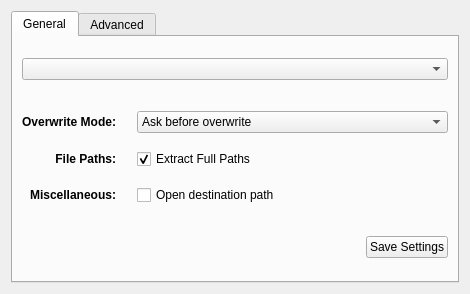
Qt form ng/app/extractiondialog.ui (f0x/aku) before a commit.
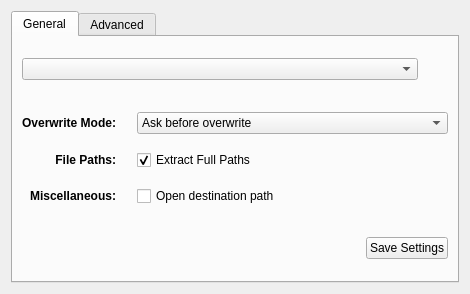
The same form after that commit. Custom widgets are drawn as their Qt base class.

```diff
--- a/ng/app/extractiondialog.ui
+++ b/ng/app/extractiondialog.ui
@@ -44,6 +44,8 @@
          <item>
           <layout class="QVBoxLayout" name="generalVerticalLayout">
            <item>
+            <layout class="QHBoxLayout" name="horizontalLayout_2">
+             <item>
             <widget class="KHistoryComboBox" name="comboHistoryBox">
              <property name="sizePolicy">
               <sizepolicy hsizetype="Expanding" vsizetype="Fixed">
@@ -55,6 +57,21 @@
               <string>Destination path (will be created if does not exist)</string>
              </property>
             </widget>
+             </item>
+             <item>
+              <widget class="QToolButton" name="clearButton">
+               <property name="toolTip">
+                <string>Clear the history</string>
+               </property>
+               <property name="text">
+                <string/>
+               </property>
+               <property name="autoRaise">
+                <bool>true</bool>
+               </property>
+              </widget>
+             </item>
+            </layout>
            </item>
            <item>
             <spacer name="verticalSpacer">
```
Lines whose indentation alone changed are shown as unchanged.
